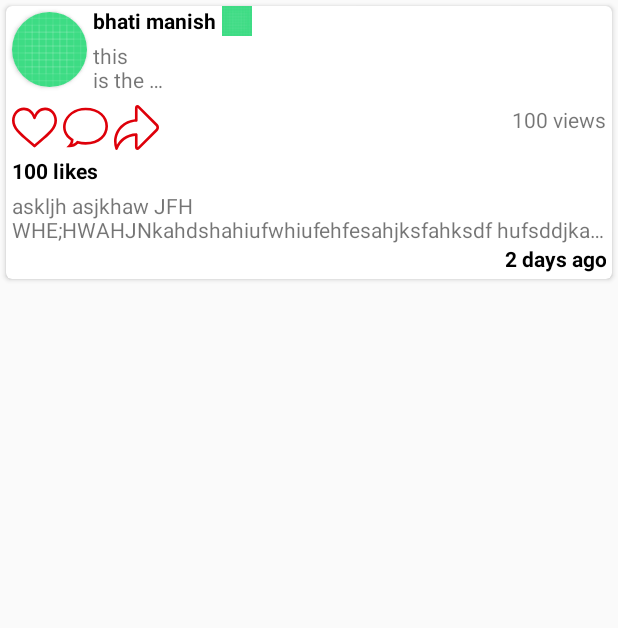
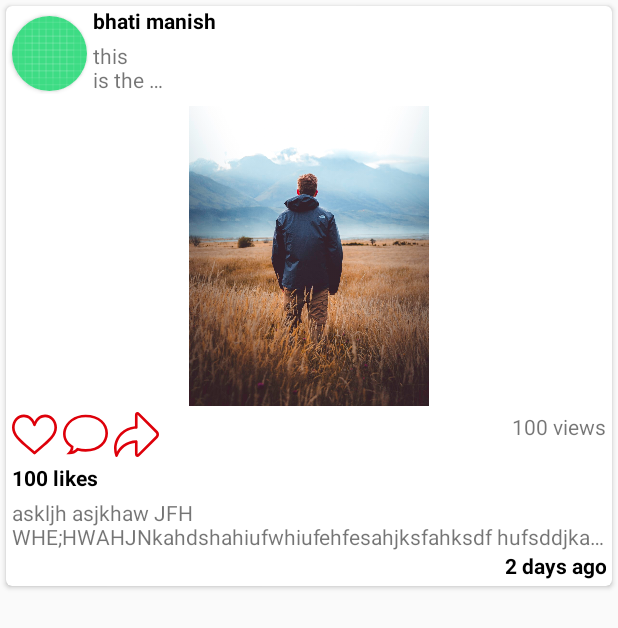
Before and after one commit to ManishKumarBhati/MVP, an Android app: the layout item_players.xml on its own in the app's theme, with its tools: preview values and no code run, on a phone screen of 412 x 824 dp. Shown: the top 628 px of the screen. Run offline under Robolectric (Android 15) with nearby library versions, the phone set to English and light mode, and no system bars.

Commit message:
updated layout

```diff
--- a/app/src/main/res/layout/item_players.xml
+++ b/app/src/main/res/layout/item_players.xml
@@ -7,6 +7,11 @@
         android:layout_height="wrap_content"
         android:layout_margin="@dimen/margin_small"
         app:cardCornerRadius="4dp">
+
+        <LinearLayout
+            android:layout_width="match_parent"
+            android:layout_height="wrap_content"
+            android:orientation="vertical">
 
             <androidx.constraintlayout.widget.ConstraintLayout
                 android:id="@+id/linearLayout2"
@@ -21,7 +26,7 @@
                     android:layout_marginLeft="@dimen/margin_small"
                     android:layout_marginTop="@dimen/margin_small"
                     app:cardCornerRadius="50dp"
-                app:layout_constraintBottom_toTopOf="@id/iv_upload_img"
+                    app:layout_constraintBottom_toBottomOf="parent"
                     app:layout_constraintStart_toStartOf="parent"
                     app:layout_constraintTop_toTopOf="parent">
 
@@ -46,16 +51,6 @@
                     app:layout_constraintTop_toTopOf="parent"
                     tools:text="bhati manish" />
 
-            <ImageView
-                android:id="@+id/iv_official"
-                android:layout_width="20dp"
-                android:layout_height="20dp"
-                android:layout_marginStart="@dimen/margin_small"
-                android:layout_marginLeft="@dimen/margin_small"
-                app:layout_constraintStart_toEndOf="@id/tv_name"
-                app:layout_constraintTop_toTopOf="parent"
-                tools:src="@drawable/ic_launcher_background" />
-
                 <TextView
                     android:id="@+id/tv_info"
                     android:layout_width="0dp"
@@ -69,15 +64,21 @@
                     app:layout_constraintEnd_toEndOf="parent"
                     app:layout_constraintStart_toStartOf="@id/tv_name"
                     app:layout_constraintTop_toBottomOf="@id/tv_name" />
+            </androidx.constraintlayout.widget.ConstraintLayout>
 
             <ImageView
                 android:id="@+id/iv_upload_img"
                 android:layout_width="match_parent"
-                android:layout_height="wrap_content"
+                android:layout_height="200dp"
                 android:layout_marginTop="@dimen/margin_medium"
+                android:src="@drawable/test"
                 app:layout_constraintEnd_toEndOf="parent"
                 app:layout_constraintStart_toStartOf="parent"
                 app:layout_constraintTop_toBottomOf="@id/cv_dp" />
+
+            <androidx.constraintlayout.widget.ConstraintLayout
+                android:layout_width="match_parent"
+                android:layout_height="wrap_content">
 
                 <ToggleButton
                     android:id="@+id/iv_like"
@@ -93,7 +94,7 @@
                     android:textOff=""
                     android:textOn=""
                     app:layout_constraintStart_toStartOf="parent"
-                app:layout_constraintTop_toBottomOf="@id/iv_upload_img" />
+                    app:layout_constraintTop_toTopOf="parent" />
 
                 <ImageView
                     android:id="@+id/iv_comment"
@@ -104,7 +105,7 @@
                     android:layout_marginTop="@dimen/margin_small"
                     android:src="@drawable/ic_comment"
                     app:layout_constraintStart_toEndOf="@id/iv_like"
-                app:layout_constraintTop_toBottomOf="@id/iv_upload_img" />
+                    app:layout_constraintTop_toTopOf="parent" />
 
                 <ImageView
                     android:id="@+id/iv_share"
@@ -115,7 +116,7 @@
                     android:layout_marginTop="@dimen/margin_small"
                     android:src="@drawable/ic_share"
                     app:layout_constraintStart_toEndOf="@id/iv_comment"
-                app:layout_constraintTop_toBottomOf="@id/iv_upload_img" />
+                    app:layout_constraintTop_toTopOf="parent" />
 
                 <TextView
                     android:id="@+id/tv_views"
@@ -127,7 +128,7 @@
                     android:gravity="end"
                     app:layout_constraintEnd_toEndOf="parent"
                     app:layout_constraintStart_toEndOf="@id/iv_share"
-                app:layout_constraintTop_toBottomOf="@id/iv_upload_img"
+                    app:layout_constraintTop_toTopOf="parent"
                     tools:text="100 views" />
 
                 <TextView
@@ -152,10 +153,10 @@
                     android:layout_marginEnd="@dimen/margin_small"
                     android:ellipsize="end"
                     android:maxLines="2"
+                    app:layout_constraintBottom_toTopOf="@id/tv_period"
                     app:layout_constraintEnd_toEndOf="parent"
                     app:layout_constraintStart_toStartOf="parent"
                     app:layout_constraintTop_toBottomOf="@id/tv_likes"
-                app:layout_constraintBottom_toTopOf="@id/tv_period"
                     tools:text="askljh asjkhaw JFH WHE;HWAHJNkahdshahiufwhiufehfesahjksfahksdf hufsddjkahjkadkhjawFJEW LKEWJFB LWELJEWHLKFJBskbakJ" />
 
                 <TextView
@@ -174,5 +175,6 @@
                     tools:text="2 days ago" />
 
             </androidx.constraintlayout.widget.ConstraintLayout>
+        </LinearLayout>
     </androidx.cardview.widget.CardView>
 </layout>
```
Lines whose indentation alone changed are shown as unchanged.
